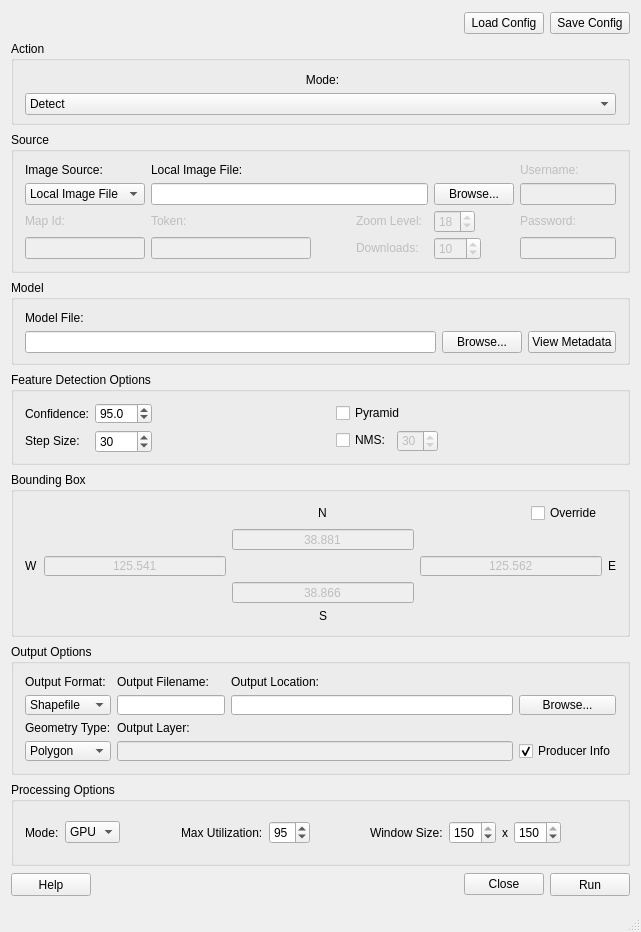
DigitalGlobe/GGD-OpenSpaceNet, file gui/mainwindow.ui: the form before one commit.
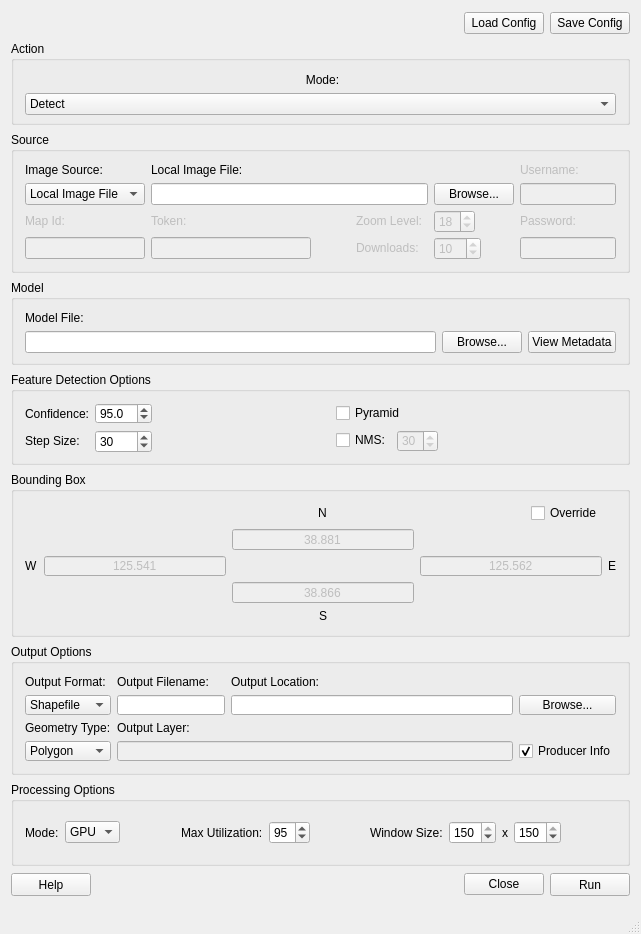
The form after the commit. Icons and pictures are not drawn.

Commit message: Tooltips for MapID and Token never got swapped

```diff
--- a/gui/mainwindow.ui
+++ b/gui/mainwindow.ui
@@ -10,7 +10,7 @@
     <x>0</x>
     <y>0</y>
     <width>637</width>
-    <height>932</height>
+    <height>934</height>
    </rect>
   </property>
   <property name="windowTitle">
```
Left out of the diff: 6 changed lines with no effect on the pictures.
